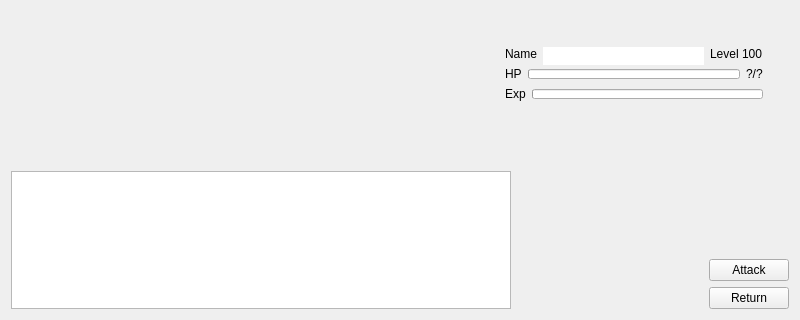
This is client/base/interface/BaseWindow.ui in alphaonex86/CatchChallenger as Qt 5 draws it before an edit; both pictures show x 0 to 800 and y 280 to 600 of the 800 by 600 pixel window. The edited form follows.
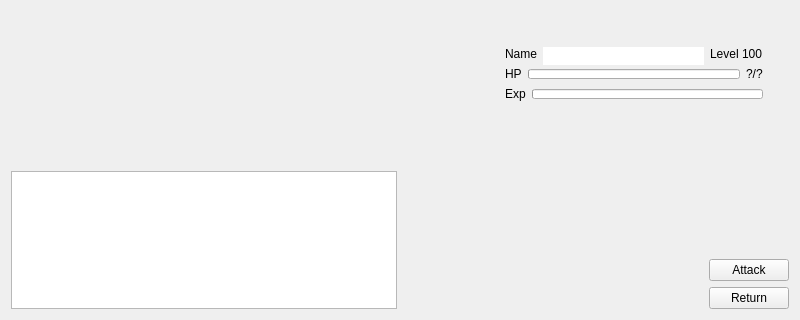
This is the edited form. The open tabs and pages were chosen to show the change. Icons and pictures are not drawn.

```diff
--- a/client/base/interface/BaseWindow.ui
+++ b/client/base/interface/BaseWindow.ui
@@ -3443,29 +3443,22 @@
          <widget class="QWidget" name="stackedWidgetFightBottomBarPageAttack">
           <layout class="QHBoxLayout" name="horizontalLayout_23">
            <item>
-            <widget class="QListWidget" name="listWidgetFightAttack">
-             <property name="minimumSize">
-              <size>
-               <width>500</width>
-               <height>0</height>
-              </size>
-             </property>
-             <property name="maximumSize">
-              <size>
-               <width>500</width>
-               <height>16777215</height>
-              </size>
-             </property>
-            </widget>
+            <widget class="QListWidget" name="listWidgetFightAttack"/>
            </item>
            <item>
             <widget class="QLabel" name="labelFightAttackDetails">
              <property name="minimumSize">
               <size>
-               <width>200</width>
+               <width>300</width>
                <height>0</height>
               </size>
              </property>
+             <property name="maximumSize">
+              <size>
+               <width>300</width>
+               <height>16777215</height>
+              </size>
+             </property>
              <property name="wordWrap">
               <bool>true</bool>
              </property>
```
Left out of the diff: 4 changed lines with no effect on the pictures.
